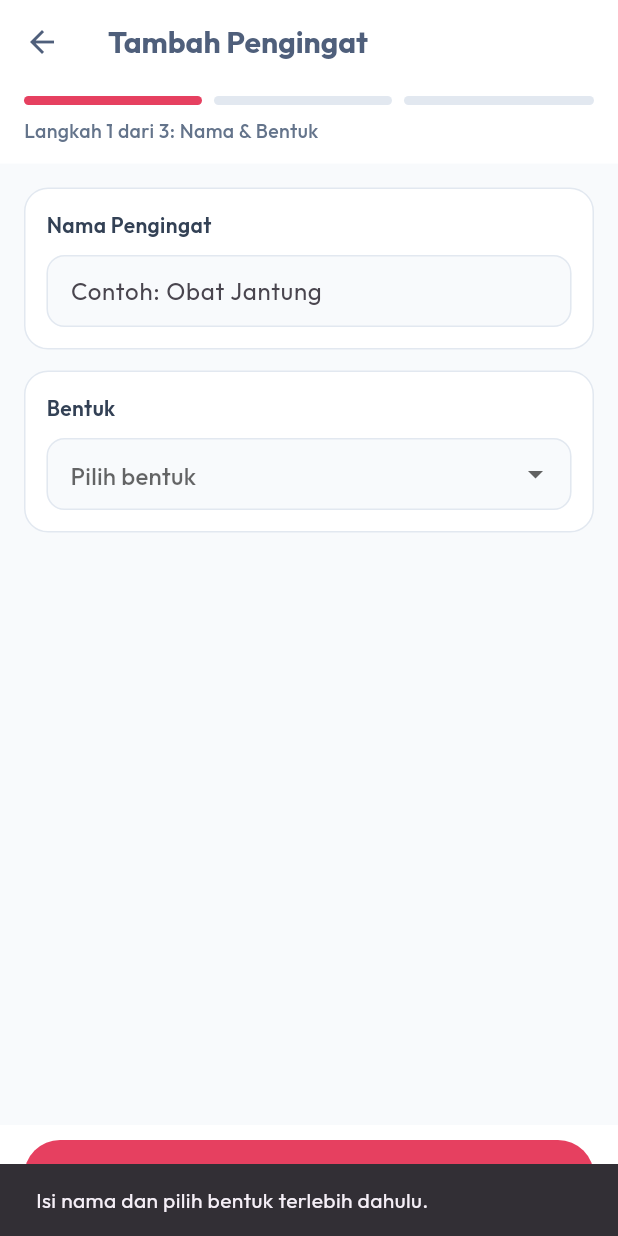
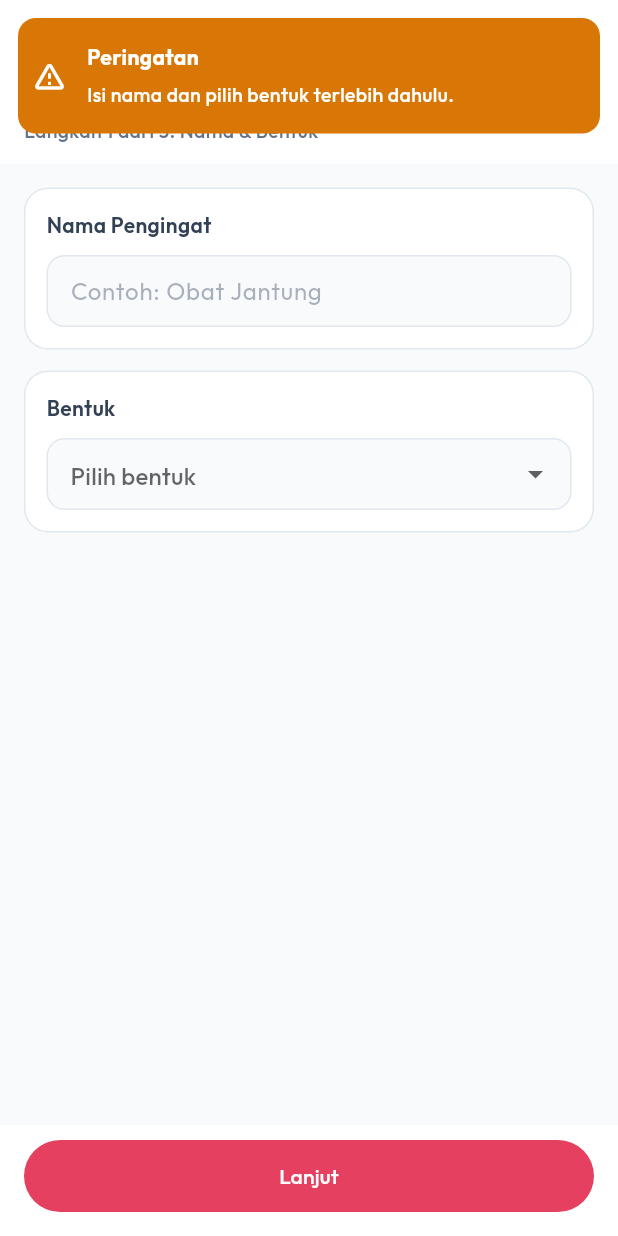
Before and after one commit to fransnicklaus/PulseWise, a Flutter app: the AddPengingatPage screen opened by its route, after a tap on "Lanjut", on a phone screen of 412 x 824 dp. Run offline on Flutter 3.47's test engine with Material 3 defaults, Android fonts, the phone set to English and light mode, and no system bars; drawn by our look-alikes of another_flushbar; our stand-ins replace fluentui_system_icons, flutter_riverpod, flutter_svg, go_router, hive_flutter, qr_flutter; missing offline and left inert: mobile_scanner; accounts and stored records are empty.

```diff
--- a/lib/core/config/routes.dart
+++ b/lib/core/config/routes.dart
@@ -8,6 +8,8 @@ import 'package:pulsewise/features/dashboard/presentation/pages/riwayat_diari_pa
 import 'package:pulsewise/features/dashboard/presentation/pages/detail_diari_page.dart';
 import 'package:pulsewise/features/dashboard/presentation/pages/detail_pengingat_page.dart';
 import 'package:pulsewise/features/dashboard/presentation/pages/add_pengingat_page.dart';
+import 'package:pulsewise/features/dashboard/presentation/pages/diary_qr_page.dart';
+import 'package:pulsewise/features/dashboard/presentation/pages/qr_scanner_page.dart';
 
 final goRouterConfig = GoRouter(
   initialLocation: '/login',
@@ -41,6 +43,14 @@ final goRouterConfig = GoRouter(
           builder: (context, state) => const AddDiaryPage(),
         ),
         GoRoute(
+          path: 'diary-qr',
+          builder: (context, state) => const DiaryQrPage(),
+        ),
+        GoRoute(
+          path: 'diary-qr/scan',
+          builder: (context, state) => const QrScannerPage(),
+        ),
+        GoRoute(
           path: 'diary',
           builder: (context, state) => const RiwayatDiariPage(),
           routes: [
--- /dev/null
+++ b/lib/core/utils/app_toast.dart
@@ -0,0 +1,78 @@
+import 'package:another_flushbar/flushbar.dart';
+import 'package:flutter/material.dart';
+
+class AppToast {
+  static Future<void> success(BuildContext context, String message) {
+    return _show(
+      context,
+      message: message,
+      title: 'Sukses',
+      icon: Icons.check_circle_rounded,
+      color: const Color(0xFF16A34A),
+    );
+  }
+
+  static Future<void> warning(BuildContext context, String message) {
+    return _show(
+      context,
+      message: message,
+      title: 'Peringatan',
+      icon: Icons.warning_amber_rounded,
+      color: const Color(0xFFD97706),
+    );
+  }
+
+  static Future<void> info(BuildContext context, String message) {
+    return _show(
+      context,
+      message: message,
+      title: 'Info',
+      icon: Icons.info_rounded,
+      color: const Color(0xFF2563EB),
+    );
+  }
+
+  static Future<void> error(BuildContext context, String message) {
+    return _show(
+      context,
+      message: message,
+      title: 'Error',
+      icon: Icons.error_rounded,
+      color: const Color(0xFFDC2626),
+    );
+  }
+
+  static Future<void> _show(
+    BuildContext context, {
+    required String message,
+    required String title,
+    required IconData icon,
+    required Color color,
+  }) {
+    return Flushbar<void>(
+      titleText: Text(
+        title,
+        style: const TextStyle(
+          color: Colors.white,
+          fontWeight: FontWeight.w700,
+          fontSize: 14,
+        ),
+      ),
+      messageText: Text(
+        message,
+        style: const TextStyle(
+          color: Colors.white,
+          fontWeight: FontWeight.w500,
+          fontSize: 13,
+        ),
+      ),
+      icon: Icon(icon, color: Colors.white, size: 24),
+      duration: const Duration(seconds: 3),
+      flushbarPosition: FlushbarPosition.TOP,
+      margin: const EdgeInsets.fromLTRB(12, 12, 12, 0),
+      borderRadius: BorderRadius.circular(12),
+      backgroundColor: color,
+      animationDuration: const Duration(milliseconds: 250),
+    ).show(context);
+  }
+}
--- a/lib/features/dashboard/presentation/pages/add_diary_page.dart
+++ b/lib/features/dashboard/presentation/pages/add_diary_page.dart
@@ -1,5 +1,6 @@
 import 'package:flutter/material.dart';
 import 'package:go_router/go_router.dart';
+import 'package:pulsewise/core/utils/app_toast.dart';
 
 class AddDiaryPage extends StatefulWidget {
   const AddDiaryPage({super.key});
@@ -283,9 +284,7 @@ class _AddDiaryPageState extends State<AddDiaryPage> {
                 ),
                 onPressed: () {
                   // TODO: Implement save logic
-                  ScaffoldMessenger.of(context).showSnackBar(
-                    const SnackBar(content: Text('Diari disimpan')),
-                  );
+                  AppToast.success(context, 'Diari disimpan');
                   context.pop();
                 },
                 child: const Text(
--- a/lib/features/dashboard/presentation/pages/add_pengingat_page.dart
+++ b/lib/features/dashboard/presentation/pages/add_pengingat_page.dart
@@ -1,5 +1,6 @@
 import 'package:flutter/material.dart';
 import 'package:go_router/go_router.dart';
+import 'package:pulsewise/core/utils/app_toast.dart';
 
 class AddPengingatPage extends StatefulWidget {
   const AddPengingatPage({super.key});
@@ -381,6 +382,9 @@ class _AddPengingatPageState extends State<AddPengingatPage> {
   InputDecoration _inputDecoration(String hint) {
     return InputDecoration(
       hintText: hint,
+      hintStyle: TextStyle(
+        color: const Color(0xFF475569).withOpacity(0.45),
+      ),
       filled: true,
       fillColor: const Color(0xFFF8FAFC),
       contentPadding: const EdgeInsets.symmetric(horizontal: 12, vertical: 12),
@@ -474,16 +478,12 @@ class _AddPengingatPageState extends State<AddPengingatPage> {
       return;
     }
 
-    ScaffoldMessenger.of(context).showSnackBar(
-      const SnackBar(content: Text('Pengingat berhasil disimpan')),
-    );
+    AppToast.success(context, 'Pengingat berhasil disimpan');
     context.pop();
   }
 
   void _showError(String message) {
-    ScaffoldMessenger.of(context).showSnackBar(
-      SnackBar(content: Text(message)),
-    );
+    AppToast.warning(context, message);
   }
 
   String _formatTime(TimeOfDay time) {
--- a/pubspec.yaml
+++ b/pubspec.yaml
@@ -92,6 +92,8 @@ dependencies:
   firebase_messaging: ^16.1.0
   flutter_local_notifications: ^19.5.0
   flutter_svg: ^2.1.0
+  qr_flutter: ^4.1.0
+  mobile_scanner: ^5.2.3
 
 dev_dependencies:
   flutter_test:
```
Also changed, not shown: lib/features/auth/presentation/pages/register_page.dart (+16 -12 lines), lib/features/dashboard/presentation/pages/diary_qr_page.dart (added, +164 -0 lines), lib/features/dashboard/presentation/pages/qr_scanner_page.dart (added, +107 -0 lines), lib/features/dashboard/presentation/pages/tabs/diari_tab.dart (+5 -2 lines), lib/features/dashboard/presentation/pages/tabs/profil_tab.dart (+127 -0 lines), pubspec.lock, 3 other files.
